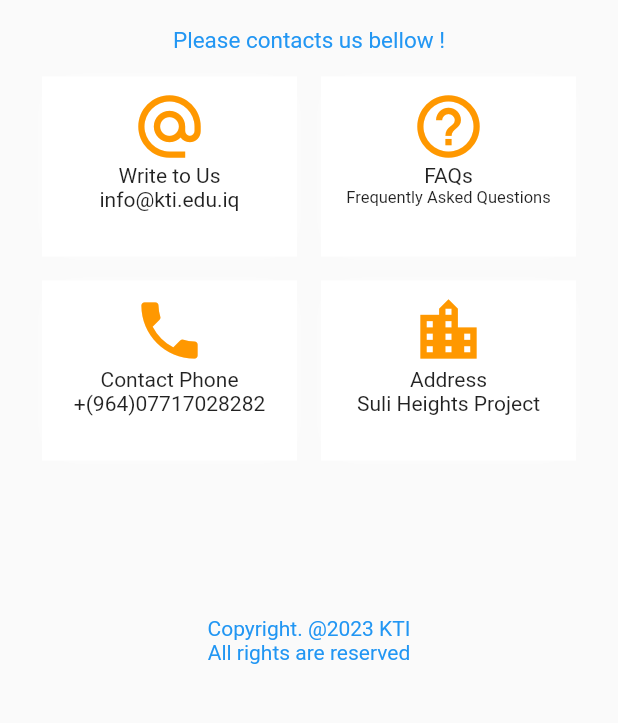
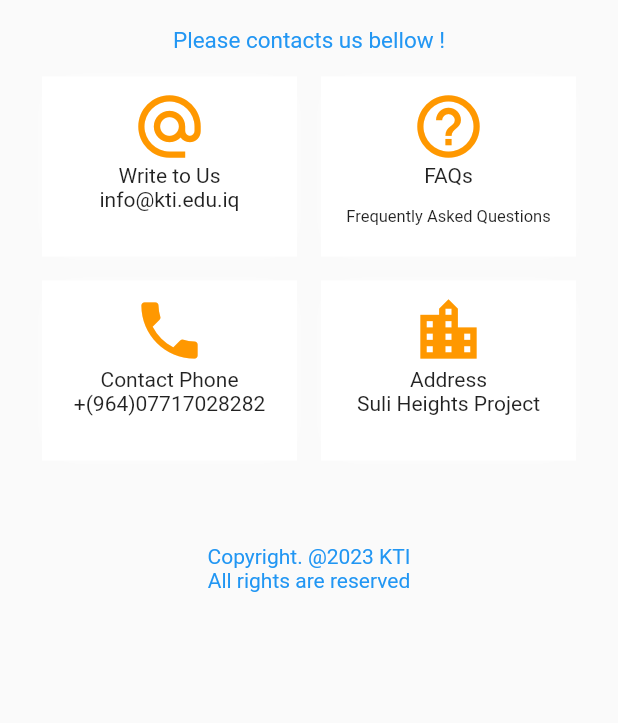
Before and after one commit to AaronPaul6/kurdistanTechnicalinstitute, a Flutter app: the HomeScreen screen opened by its route, after a tap on "Contact Us", on a phone screen of 412 x 824 dp, the part 474-1197 px from its top. Run offline on Flutter 3.47's test engine with Material 2 defaults, Android fonts, the phone set to English and light mode, and no system bars; our stand-ins replace flutter_svg, google_fonts, sizer.

Commit message:
commit_arya

```diff
--- a/lib/screens/Contactus/contact.dart
+++ b/lib/screens/Contactus/contact.dart
@@ -109,9 +109,10 @@ class contact extends StatelessWidget {
                         ),
                         Text("FAQs"),
                         Text(
-                          "Frequently Asked Questions",
+                          "\nFrequently Asked Questions",
                           style: TextStyle(fontSize: 11),
                         ),
+
                       ],
                     ),
                     padding: const EdgeInsets.symmetric(vertical: 8),
@@ -177,7 +178,7 @@ class contact extends StatelessWidget {
               ],
             ),
             const Text(
-              "\n\n\n\n\n\nCopyright. @2023 KTI",
+              "\n\n\nCopyright. @2023 KTI",
               style: TextStyle(color: Colors.blue),
             ),
             const Text(
--- a/lib/screens/signup/signup.dart
+++ b/lib/screens/signup/signup.dart
@@ -30,6 +30,7 @@ class _signup extends State<signup> {
     return Scaffold(
       backgroundColor: Colors.white,
       appBar: AppBar(
+        backgroundColor: Colors.blue.shade800,
         centerTitle: true,
         title: Text(
           'Signup',
```
